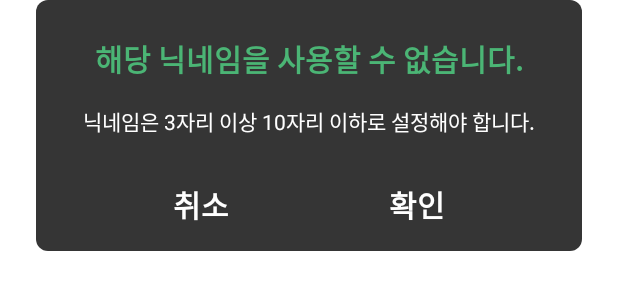
After one commit to NASA-Official/AURORA-PROJECT-ARO, an Android app built with Jetpack Compose: the layout dialog_ok_cancel.xml on its own in the app's theme, with its tools: preview values and no code run, on a phone screen of 412 x 824 dp. The commit adds this screen. Shown: the top 300 px of the screen. Run offline under Robolectric (Android 15) with nearby library versions, the phone set to English and light mode, and no system bars; network calls fail.

Commit message:
[FE] Feat : Add OkCancelDialog and change nav animation
Former-commit-id: 2f8451f37192ca3a1bfd8dd386d48f10ba591a70

```diff
--- a/client/Aro/app/src/main/java/com/nassafy/aro/UI/View/main/mypage/MyPageServiceRegisterFragment.kt
+++ b/client/Aro/app/src/main/java/com/nassafy/aro/UI/View/main/mypage/MyPageServiceRegisterFragment.kt
@@ -73,11 +73,6 @@ class MyPageServiceRegisterFragment :
         binding.auroraServiceCardview.setIsSelected(myPageServiceRegisterFragementViewModel.auroraService)
         binding.meteorServiceCardview.setIsSelected(myPageServiceRegisterFragementViewModel.meteorService)
 
-        //커스텀 뷰는 setOnClickListener가 안먹힘;;; //TODO 나아아중에 개선
-//        binding.auroraServiceCardview.setOnClickListener {
-//            Log.d("ssafy1", "why didn't be clicked?")
-//        }
-
         binding.cancelButton.setOnClickListener {
             findNavController().popBackStack()
         }
--- a/client/Aro/app/src/main/java/com/nassafy/aro/domain/api/UserAccessApi.kt
+++ b/client/Aro/app/src/main/java/com/nassafy/aro/domain/api/UserAccessApi.kt
@@ -37,4 +37,9 @@ interface UserAccessApi {
         @Body user: UserTest
     ): Response<Unit>
 
+    @POST("api/members/snslogin")
+    suspend fun snsLogin(
+        @Body reuqestBody: JsonObject
+    ): Response<JsonObject>
+
 } // End of UserAccessApi
--- /dev/null
+++ b/client/Aro/app/src/main/res/layout/dialog_ok_cancel.xml
@@ -0,0 +1,66 @@
+<?xml version="1.0" encoding="utf-8"?>
+<androidx.constraintlayout.widget.ConstraintLayout xmlns:android="http://schemas.android.com/apk/res/android"
+    xmlns:app="http://schemas.android.com/apk/res-auto"
+    xmlns:tools="http://schemas.android.com/tools"
+    android:layout_marginHorizontal="24dp"
+    android:background="@drawable/dialog_background"
+    android:layout_width="match_parent"
+    android:layout_height="wrap_content">
+
+    <TextView
+        android:id="@+id/dialog_title_textview"
+        android:layout_width="wrap_content"
+        android:layout_height="wrap_content"
+        android:textSize="20sp"
+        android:textColor="@color/main_app_color"
+        android:textStyle="bold"
+        android:layout_marginHorizontal="16dp"
+        app:layout_constraintStart_toStartOf="parent"
+        app:layout_constraintEnd_toEndOf="parent"
+        app:layout_constraintTop_toTopOf="parent"
+        android:layout_marginTop="24dp"
+        tools:text="해당 닉네임을 사용할 수 없습니다." />
+
+    <TextView
+        android:id="@+id/dialog_content_textview"
+        android:layout_width="wrap_content"
+        android:layout_height="wrap_content"
+        android:layout_marginHorizontal="16dp"
+        android:layout_marginTop="16dp"
+        android:layout_marginBottom="30dp"
+        android:textColor="@color/white"
+        app:layout_constraintStart_toStartOf="parent"
+        app:layout_constraintEnd_toEndOf="parent"
+        app:layout_constraintTop_toBottomOf="@id/dialog_title_textview"
+        app:layout_constraintBottom_toTopOf="@id/dialog_ok_textview"
+        tools:text="닉네임은 3자리 이상 10자리 이하로 설정해야 합니다."/>
+
+    <TextView
+        android:id="@+id/dialog_ok_textview"
+        android:layout_width="wrap_content"
+        android:layout_height="wrap_content"
+        android:layout_marginHorizontal="16dp"
+        android:layout_marginBottom="16dp"
+        android:textColor="@color/white"
+        android:textSize="20sp"
+        android:textStyle="bold"
+        app:layout_constraintStart_toEndOf="@id/dialog_cancel_textview"
+        app:layout_constraintEnd_toEndOf="parent"
+        app:layout_constraintBottom_toBottomOf="parent"
+        tools:text="확인"/>
+
+    <TextView
+        android:id="@+id/dialog_cancel_textview"
+        android:layout_width="wrap_content"
+        android:layout_height="wrap_content"
+        android:layout_marginHorizontal="16dp"
+        android:layout_marginBottom="16dp"
+        android:textColor="@color/white"
+        android:textSize="20sp"
+        android:textStyle="bold"
+        app:layout_constraintStart_toStartOf="parent"
+        app:layout_constraintEnd_toStartOf="@id/dialog_ok_textview"
+        app:layout_constraintBottom_toBottomOf="parent"
+        tools:text="취소"/>
+
+</androidx.constraintlayout.widget.ConstraintLayout>
```
Also changed, not shown: client/Aro/app/src/main/java/com/nassafy/aro/UI/View/dialog/OkCancelDialog.kt (added, +54 -0 lines), client/Aro/app/src/main/res/layout/fragment_my_page.xml (+9 -7 lines), client/Aro/app/src/main/res/navigation/nav_main.xml (+26 -18 lines).
